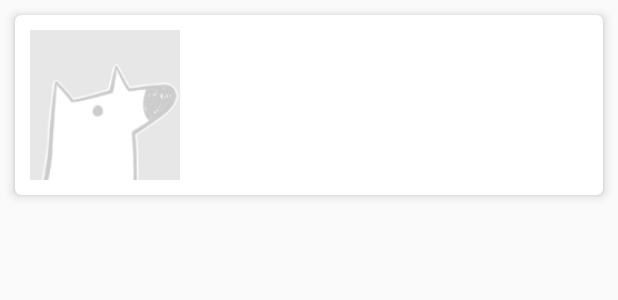
After one commit to Othell0/ZhiShu, an Android app: the layout item_themes_daily.xml on its own in the app's theme, with its tools: preview values and no code run, on a phone screen of 412 x 824 dp. The commit adds this screen. Shown: the top 300 px of the screen. Run offline under Robolectric (Android 15) with nearby library versions, the phone set to English and light mode, and no system bars.

Commit message:
Add ThemeDailyFragment

```diff
--- a/app/src/main/java/com/cs/zhishu/ui/activity/MainActivity.java
+++ b/app/src/main/java/com/cs/zhishu/ui/activity/MainActivity.java
@@ -60,9 +60,9 @@ public class MainActivity extends AbsBaseActivity {
 
     private void initBottomNav() {
         AHBottomNavigationItem item1 = new AHBottomNavigationItem("日报", R.drawable.ic_profile_answer, R.color.colorPrimary);
-        AHBottomNavigationItem item2 = new AHBottomNavigationItem("主题", R.drawable.ic_profile_article, R.color.themesdaily_fragment);
-        AHBottomNavigationItem item3 = new AHBottomNavigationItem("专栏", R.drawable.ic_profile_column, R.color.section_fragment);
-        AHBottomNavigationItem item4 = new AHBottomNavigationItem("文章", R.drawable.ic_profile_favorite, R.color.hotnews_fragment);
+        AHBottomNavigationItem item2 = new AHBottomNavigationItem("主题", R.drawable.ic_profile_article, R.color.colorPrimary);
+        AHBottomNavigationItem item3 = new AHBottomNavigationItem("专栏", R.drawable.ic_profile_column, R.color.colorPrimary);
+        AHBottomNavigationItem item4 = new AHBottomNavigationItem("文章", R.drawable.ic_profile_favorite, R.color.colorPrimary);
 
         mAhBottomNavigation.addItem(item1);
         mAhBottomNavigation.addItem(item2);
--- /dev/null
+++ b/app/src/main/res/layout/item_themes_daily.xml
@@ -0,0 +1,54 @@
+<?xml version="1.0" encoding="utf-8"?>
+<android.support.v7.widget.CardView xmlns:android="http://schemas.android.com/apk/res/android"
+    xmlns:app="http://schemas.android.com/apk/res-auto"
+    android:layout_width="match_parent"
+    android:layout_height="120dp"
+    android:layout_margin="10dp"
+    app:cardBackgroundColor="@color/card_view_background_dark"
+    app:cardCornerRadius="4dp"
+    app:cardElevation="4dp">
+
+
+    <RelativeLayout
+        android:layout_width="match_parent"
+        android:layout_height="wrap_content">
+
+
+        <ImageView
+            android:id="@+id/item_type_img"
+            android:layout_width="120dp"
+            android:layout_height="110dp"
+            android:layout_alignParentLeft="true"
+            android:layout_centerInParent="true"
+            android:padding="10dp"
+            android:scaleType="centerCrop"
+            android:src="@drawable/account_avatar" />
+
+
+        <TextView
+            android:id="@+id/item_type_name"
+            android:layout_width="wrap_content"
+            android:layout_height="wrap_content"
+            android:layout_alignParentBottom="true"
+            android:layout_alignParentRight="true"
+            android:padding="10dp"
+            android:textColor="@color/font_normal"
+            android:textSize="12sp" />
+
+
+        <TextView
+            android:id="@+id/item_type_des"
+            android:layout_width="wrap_content"
+            android:layout_height="wrap_content"
+            android:layout_marginLeft="10dp"
+            android:layout_marginTop="10dp"
+            android:layout_toRightOf="@+id/item_type_img"
+            android:padding="10dp"
+            android:textColor="@color/black_90"
+            android:textSize="18sp" />
+
+
+    </RelativeLayout>
+
+
+</android.support.v7.widget.CardView>
```
Also changed, not shown: app/src/main/java/com/cs/zhishu/adapter/DailyTypeRecycleAdapter.java (added, +35 -0 lines), app/src/main/java/com/cs/zhishu/ui/activity/ThemesDailyDetailsActivity.java (added, +37 -0 lines), app/src/main/java/com/cs/zhishu/ui/fragment/ThemesDailyFragment.java (+96 -2 lines), app/src/main/res/layout/fragment_themes_daily.xml (+4 -6 lines).
